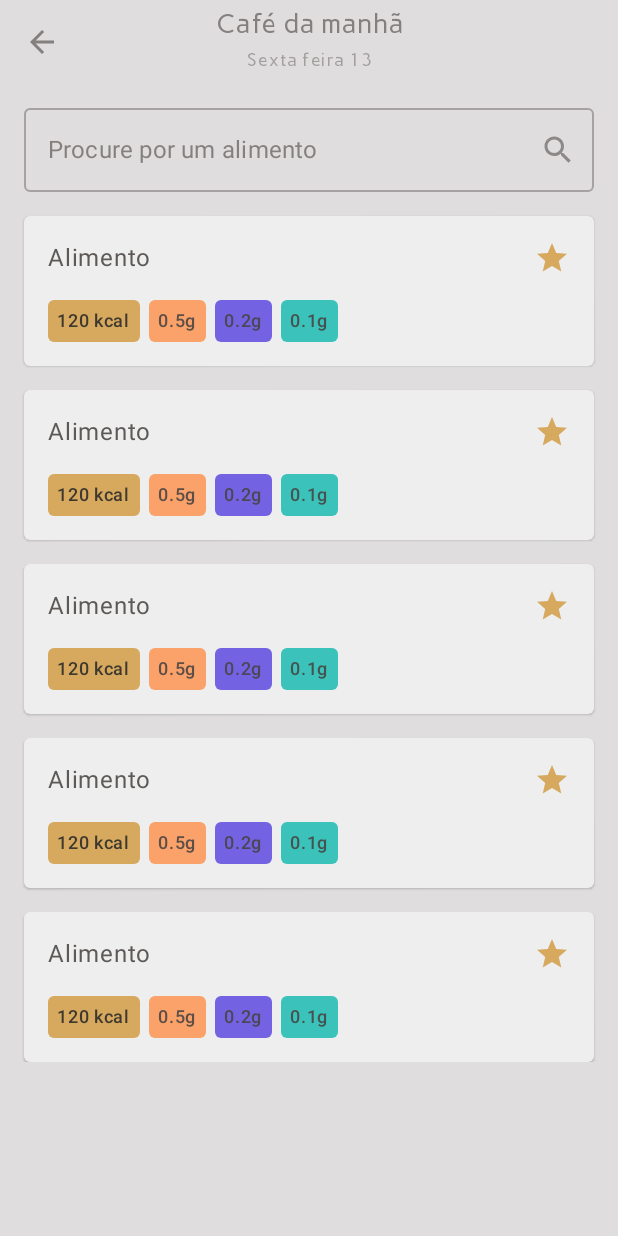
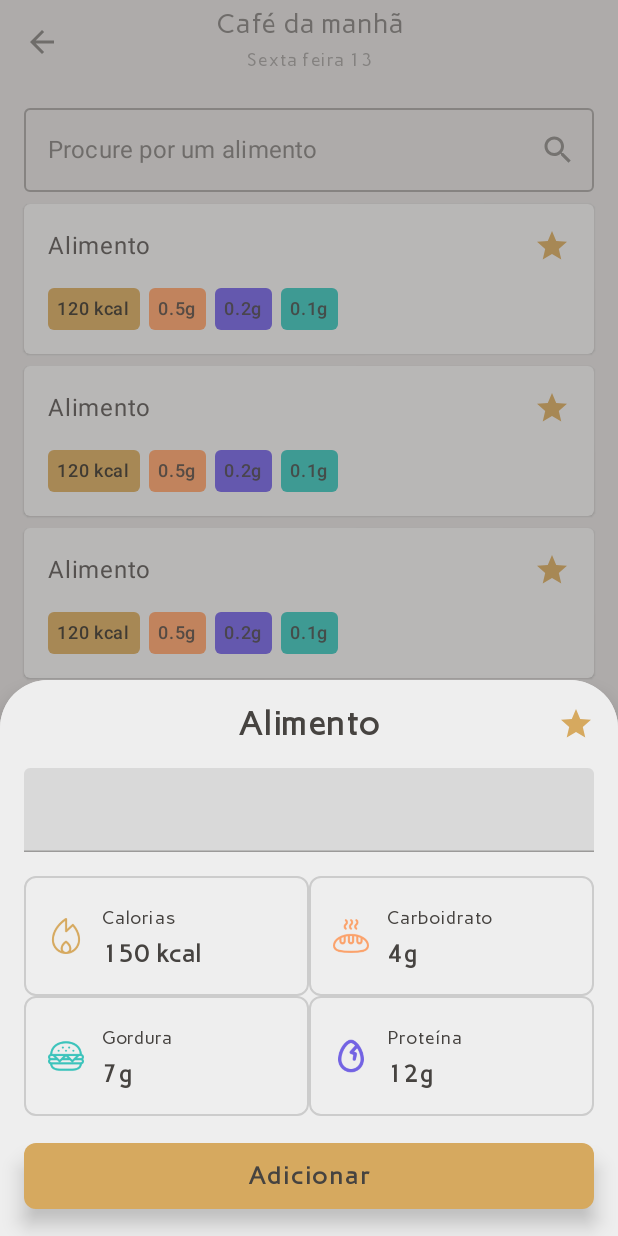
Before and after one commit to DevCapu/BeeHealthy, an Android app built with Jetpack Compose: the AddFoodActivity screen opened directly, with no data from a screen before it, after a tap on "Alimento", on a phone screen of 412 x 824 dp. Run offline under Robolectric (Android 15) with nearby library versions, the phone set to English and light mode, and no system bars; 2 statements that could not run were skipped.

Commit message:
feature: show food bottom sheet

```diff
--- /dev/null
+++ b/app/src/main/java/br/com/devcapu/beehealthy/food/add/components/AddFoodBottomSheet.kt
@@ -0,0 +1,187 @@
+package br.com.devcapu.beehealthy.food.add.components
+
+import android.content.res.Configuration.UI_MODE_NIGHT_YES
+import androidx.compose.foundation.BorderStroke
+import androidx.compose.foundation.ExperimentalFoundationApi
+import androidx.compose.foundation.background
+import androidx.compose.foundation.layout.*
+import androidx.compose.foundation.lazy.GridCells
+import androidx.compose.foundation.lazy.LazyVerticalGrid
+import androidx.compose.foundation.shape.RoundedCornerShape
+import androidx.compose.material.*
+import androidx.compose.material.icons.Icons
+import androidx.compose.material.icons.filled.Star
+import androidx.compose.runtime.Composable
+import androidx.compose.ui.Alignment
+import androidx.compose.ui.Modifier
+import androidx.compose.ui.graphics.Color
+import androidx.compose.ui.graphics.painter.Painter
+import androidx.compose.ui.res.painterResource
+import androidx.compose.ui.res.stringResource
+import androidx.compose.ui.text.font.FontWeight
+import androidx.compose.ui.tooling.preview.Preview
+import androidx.compose.ui.unit.dp
+import androidx.compose.ui.unit.sp
+import br.com.devcapu.beehealthy.R
+import br.com.devcapu.beehealthy.common.ui.theme.*
+
+@Composable
+fun AddFoodBottomSheet() {
+    Column(
+        modifier = Modifier
+            .background(MaterialTheme.colors.surface)
+            .padding(16.dp),
+        verticalArrangement = Arrangement.spacedBy(16.dp)
+    ) {
+        FoodNameWithStar()
+        QuantityIngested()
+        FoodPropertiesGrid()
+
+        Button(
+            modifier = Modifier.fillMaxWidth(),
+            shape = RoundedCornerShape(8.dp),
+            elevation = ButtonDefaults.elevation(8.dp),
+            onClick = { /*TODO*/ }
+        ) {
+            Text(
+                modifier = Modifier.padding(4.dp),
+                text = stringResource(R.string.add_label),
+                fontSize = 16.sp,
+                fontWeight = FontWeight.SemiBold,
+                fontFamily = Carme,
+                color = contentColorFor(backgroundColor = MaterialTheme.colors.surface)
+            )
+        }
+    }
+}
+
+@Composable
+private fun FoodNameWithStar() {
+    Box(modifier = Modifier.fillMaxWidth()) {
+        Text(
+            modifier = Modifier.align(Alignment.Center),
+            text = stringResource(R.string.food_label),
+            fontSize = 22.sp,
+            fontWeight = FontWeight.SemiBold,
+            fontFamily = Carme,
+            color = contentColorFor(backgroundColor = MaterialTheme.colors.surface)
+        )
+        Icon(
+            modifier = Modifier.align(Alignment.CenterEnd),
+            imageVector = Icons.Filled.Star,
+            contentDescription = null,
+            tint = MaterialTheme.colors.primary
+        )
+    }
+}
+
+@Composable
+private fun QuantityIngested() {
+    Row(Modifier.fillMaxWidth()) {
+        TextField(
+            modifier = Modifier.fillMaxWidth(),
+            value = "",
+            onValueChange = { }
+        )
+    }
+}
+
+@Composable
+@OptIn(ExperimentalFoundationApi::class)
+private fun FoodPropertiesGrid() {
+    LazyVerticalGrid(
+        cells = GridCells.Fixed(2),
+        verticalArrangement = Arrangement.spacedBy(16.dp),
+        horizontalArrangement = Arrangement.spacedBy(16.dp)
+    ) {
+        item {
+            FoodProperty(
+                icon = painterResource(id = R.drawable.calories),
+                label = stringResource(id = R.string.calories_label),
+                value = "150 kcal",
+                tintColor = MaterialTheme.colors.primary
+            )
+        }
+        item {
+            FoodProperty(
+                icon = painterResource(id = R.drawable.carbs),
+                label = stringResource(id = R.string.carbohyd_label),
+                value = "4g",
+                tintColor = Carbohyd
+            )
+        }
+
+        item {
+            FoodProperty(
+                icon = painterResource(id = R.drawable.fat),
+                label = stringResource(id = R.string.fat_label),
+                value = "7g",
+                tintColor = Fats
+            )
+        }
+
+        item {
+            FoodProperty(
+                icon = painterResource(id = R.drawable.protein),
+                label = stringResource(id = R.string.protein_label),
+                value = "12g",
+                tintColor = Protein
+            )
+        }
+    }
+}
+
+@Composable
+private fun FoodProperty(
+    icon: Painter,
+    label: String,
+    value: String,
+    tintColor: Color,
+) {
+    Surface(
+        color = Color.Transparent,
+        contentColor = contentColorFor(MaterialTheme.colors.onSurface),
+        border = BorderStroke(1.dp, Color.LightGray),
+        shape = RoundedCornerShape(8.dp)
+    ) {
+        Row(
+            modifier = Modifier.padding(16.dp),
+            verticalAlignment = Alignment.CenterVertically,
+            horizontalArrangement = Arrangement.spacedBy(12.dp)
+        ) {
+            Icon(
+                modifier = Modifier.size(24.dp),
+                painter = icon,
+                contentDescription = null,
+                tint = tintColor
+            )
+            Column {
+                Text(
+                    text = label,
+                    fontSize = 12.sp,
+                    fontFamily = Carme,
+                    color = contentColorFor(backgroundColor = MaterialTheme.colors.surface)
+                )
+                Text(
+                    text = value,
+                    fontSize = 16.sp,
+                    fontWeight = FontWeight.SemiBold,
+                    fontFamily = Carme,
+                    color = contentColorFor(backgroundColor = MaterialTheme.colors.surface)
+                )
+            }
+        }
+    }
+}
+
+@Preview(showBackground = true)
+@Preview(
+    showBackground = true,
+    uiMode = UI_MODE_NIGHT_YES
+)
+@Composable
+fun AddFoodBottomSheetPreview() {
+    BeeHealthyTheme {
+        AddFoodBottomSheet()
+    }
+}
--- /dev/null
+++ b/app/src/main/java/br/com/devcapu/beehealthy/food/add/components/AppBar.kt
@@ -0,0 +1,53 @@
+package br.com.devcapu.beehealthy.food.add.components
+
+import androidx.compose.foundation.layout.Box
+import androidx.compose.foundation.layout.Column
+import androidx.compose.foundation.layout.fillMaxWidth
+import androidx.compose.material.*
+import androidx.compose.material.icons.Icons
+import androidx.compose.material.icons.filled.ArrowBack
+import androidx.compose.runtime.Composable
+import androidx.compose.ui.Alignment
+import androidx.compose.ui.Modifier
+import androidx.compose.ui.text.style.TextAlign
+import androidx.compose.ui.unit.dp
+import androidx.compose.ui.unit.sp
+import br.com.devcapu.beehealthy.common.ui.theme.Carme
+
+@Composable
+fun AppBar(
+    onClickGoBack: () -> Unit
+) {
+    TopAppBar(
+        backgroundColor = MaterialTheme.colors.background,
+        elevation = 0.dp
+    ) {
+        Box(modifier = Modifier.fillMaxWidth()) {
+            IconButton(
+                modifier = Modifier.align(Alignment.CenterStart),
+                onClick = onClickGoBack
+            ) {
+                Icon(imageVector = Icons.Filled.ArrowBack, contentDescription = "Go Back")
+            }
+            Column(Modifier.align(Alignment.Center)) {
+                Text(
+                    modifier = Modifier.fillMaxWidth(),
+                    text = "Café da manhã",
+                    textAlign = TextAlign.Center,
+                    fontSize = 18.sp,
+                    fontFamily = Carme
+                )
+                Text(
+                    modifier = Modifier.fillMaxWidth(),
+                    text = "Sexta feira 13",
+                    textAlign = TextAlign.Center,
+                    fontFamily = Carme,
+                    color = contentColorFor(
+                        backgroundColor = MaterialTheme.colors.background
+                    ).copy(alpha = 0.4f),
+                    fontSize = 12.sp,
+                )
+            }
+        }
+    }
+}
--- a/app/src/main/java/br/com/devcapu/beehealthy/food/components/Food.kt
+++ b/app/src/main/java/br/com/devcapu/beehealthy/food/add/components/Food.kt
@@ -1,4 +1,4 @@
-package br.com.devcapu.beehealthy.food.components
+package br.com.devcapu.beehealthy.food.add.components
 
 import android.content.res.Configuration.UI_MODE_NIGHT_YES
 import androidx.compose.foundation.clickable
@@ -25,11 +25,12 @@ import br.com.devcapu.beehealthy.common.ui.theme.Protein
 @Composable
 fun Food(
     modifier: Modifier = Modifier,
+    onClick: () -> Unit,
 ) {
     BeeCard(
         modifier = modifier
             .fillMaxWidth()
-            .clickable { },
+            .clickable { onClick() },
         header = {
             BeeCardHeader(
                 title = { Text(text = "Alimento") },
@@ -103,6 +104,6 @@ private fun Chip(text: String, backgroundColor: Color, contentColor: Color) {
 @Composable
 fun FoodPreview() {
     BeeHealthyTheme {
-        Food()
+        Food(onClick = {  })
     }
 }
--- /dev/null
+++ b/app/src/main/java/br/com/devcapu/beehealthy/food/add/screen/FoodListWithSearch.kt
@@ -0,0 +1,50 @@
+package br.com.devcapu.beehealthy.food.add.screen
+
+import androidx.compose.foundation.background
+import androidx.compose.foundation.layout.Arrangement
+import androidx.compose.foundation.layout.fillMaxWidth
+import androidx.compose.foundation.layout.padding
+import androidx.compose.foundation.lazy.LazyColumn
+import androidx.compose.material.Icon
+import androidx.compose.material.MaterialTheme
+import androidx.compose.material.Text
+import androidx.compose.material.icons.Icons
+import androidx.compose.material.icons.filled.Search
+import androidx.compose.runtime.Composable
+import androidx.compose.ui.Modifier
+import androidx.compose.ui.unit.dp
+import br.com.devcapu.beehealthy.common.ui.component.OutlineInput
+import br.com.devcapu.beehealthy.food.add.components.Food
+
+@Composable
+fun FoodListWithSearch(
+    onClickFood: () -> Unit,
+) {
+    LazyColumn(
+        Modifier
+            .fillMaxWidth()
+            .padding(horizontal = 16.dp)
+            .padding(top = 16.dp),
+        verticalArrangement = Arrangement.spacedBy(8.dp)
+    ) {
+        item {
+            OutlineInput(
+                modifier = Modifier.background(MaterialTheme.colors.background.copy(alpha = 0.4f)),
+                value = "",
+                onValueChange = {},
+                trailingIcon = {
+                    Icon(imageVector = Icons.Default.Search, contentDescription = null)
+                },
+                placeholder = {
+                    Text("Procure por um alimento")
+                },
+            )
+        }
+
+        repeat(12) {
+            item {
+                Food(onClick = onClickFood)
+            }
+        }
+    }
+}
--- a/app/src/main/java/br/com/devcapu/beehealthy/main/ui/screen/AddFoodScreen.kt
+++ b/app/src/main/java/br/com/devcapu/beehealthy/main/ui/screen/AddFoodScreen.kt
@@ -1,110 +1,62 @@
 package br.com.devcapu.beehealthy.main.ui.screen
 
 import android.content.res.Configuration.UI_MODE_NIGHT_YES
-import androidx.compose.foundation.background
 import androidx.compose.foundation.layout.*
-import androidx.compose.foundation.lazy.LazyColumn
+import androidx.compose.foundation.shape.RoundedCornerShape
 import androidx.compose.material.*
-import androidx.compose.material.icons.Icons
-import androidx.compose.material.icons.filled.ArrowBack
-import androidx.compose.material.icons.filled.Search
+import androidx.compose.material.ModalBottomSheetValue.Expanded
+import androidx.compose.material.ModalBottomSheetValue.Hidden
 import androidx.compose.runtime.Composable
-import androidx.compose.ui.Alignment
-import androidx.compose.ui.Modifier
-import androidx.compose.ui.text.style.TextAlign
+import androidx.compose.runtime.rememberCoroutineScope
 import androidx.compose.ui.tooling.preview.Preview
 import androidx.compose.ui.unit.dp
-import androidx.compose.ui.unit.sp
 import androidx.navigation.NavGraphNavigator
-import br.com.devcapu.beehealthy.common.ui.component.OutlineInput
 import br.com.devcapu.beehealthy.common.ui.theme.BeeHealthyTheme
-import br.com.devcapu.beehealthy.common.ui.theme.Carme
-import br.com.devcapu.beehealthy.food.components.Food
+import br.com.devcapu.beehealthy.food.add.components.AddFoodBottomSheet
+import br.com.devcapu.beehealthy.food.add.components.AppBar
+import br.com.devcapu.beehealthy.food.add.screen.FoodListWithSearch
+import kotlinx.coroutines.launch
 
 @Composable
 fun AddFoodScreen(
-    navigator: NavGraphNavigator
+    navigator: NavGraphNavigator,
 ) {
     AddFoodScreen(
         onClickGoBack = { navigator.popBackStack() }
     )
 }
 
+@OptIn(ExperimentalMaterialApi::class)
 @Composable
 fun AddFoodScreen(
-    onClickGoBack: () -> Unit
+    onClickGoBack: () -> Unit,
 ) {
-    Scaffold(
-        backgroundColor = MaterialTheme.colors.background,
-        contentColor = MaterialTheme.colors.onBackground,
-        topBar = { AddFoodAppBar(onClickGoBack) }
-    ) {
-        LazyColumn(
-            Modifier
-                .fillMaxWidth()
-                .padding(16.dp),
-            verticalArrangement = Arrangement.spacedBy(16.dp)
-        ) {
-            item {
-                OutlineInput(
-                    modifier = Modifier.background(MaterialTheme.colors.background.copy(alpha = 0.4f)),
-                    value = "",
-                    onValueChange = {},
-                    trailingIcon = {
-                        Icon(imageVector = Icons.Default.Search, contentDescription = null)
-                    },
-                    placeholder = {
-                        Text("Procure por um alimento")
-                    },
-                )
-            }
-            repeat(5) {
-                item {
-                    Food()
+    val sheetState = rememberModalBottomSheetState(initialValue = Hidden)
+    val scope = rememberCoroutineScope()
+    ModalBottomSheetLayout(
+        sheetState = sheetState,
+        sheetElevation = 8.dp,
+        sheetShape = RoundedCornerShape(topStart = 32.dp, topEnd = 32.dp),
+        sheetContent = { AddFoodBottomSheet() },
+        sheetBackgroundColor = MaterialTheme.colors.surface,
+        sheetContentColor = MaterialTheme.colors.onSurface,
+        content = {
+            Scaffold(
+                backgroundColor = MaterialTheme.colors.background,
+                contentColor = MaterialTheme.colors.onBackground,
+                topBar = { AppBar(onClickGoBack) },
+            ) {
+                FoodListWithSearch {
+                    scope.launch {
+                        sheetState.show()
+                    }
                 }
             }
         }
-    }
+    )
 }
 
-@Composable
-private fun AddFoodAppBar(
-    onClickGoBack: () -> Unit
-) {
-    TopAppBar(
-        backgroundColor = MaterialTheme.colors.background,
-        elevation = 0.dp
-    ) {
-        Box(modifier = Modifier.fillMaxWidth()) {
-            IconButton(
-                modifier = Modifier.align(Alignment.CenterStart),
-                onClick = onClickGoBack
-            ) {
-                Icon(imageVector = Icons.Filled.ArrowBack, contentDescription = "Go Back")
-            }
-            Column(Modifier.align(Alignment.Center)) {
-                Text(
-                    modifier = Modifier.fillMaxWidth(),
-                    text = "Café da manhã",
-                    textAlign = TextAlign.Center,
-                    fontSize = 18.sp,
-                    fontFamily = Carme
-                )
-                Text(
-                    modifier = Modifier.fillMaxWidth(),
-                    text = "Sexta feira 13",
-                    textAlign = TextAlign.Center,
-                    fontFamily = Carme,
-                    color = contentColorFor(
-                        backgroundColor = MaterialTheme.colors.background
-                    ).copy(alpha = 0.4f),
-                    fontSize = 12.sp,
-                )
-            }
-        }
-    }
-}
-
+@Preview(showSystemUi = true, )
 @Preview(
     showSystemUi = true,
     uiMode = UI_MODE_NIGHT_YES
--- a/app/src/main/res/values/strings.xml
+++ b/app/src/main/res/values/strings.xml
@@ -37,4 +37,7 @@
     <string name="lunch_label">Almoço</string>
     <string name="snack_label">Café da tarde</string>
     <string name="dinner_label">Janta</string>
+    <string name="calories_label">Calorias</string>
+    <string name="add_label">Adicionar</string>
+    <string name="food_label">Alimento</string>
 </resources>
```
Also changed, not shown: app/src/main/res/drawable/breakfast.jpg (deleted), app/src/main/res/drawable/calories.png (added), app/src/main/res/drawable/carbs.png (added), app/src/main/res/drawable/fat.png (added), app/src/main/res/drawable/protein.png (added).
